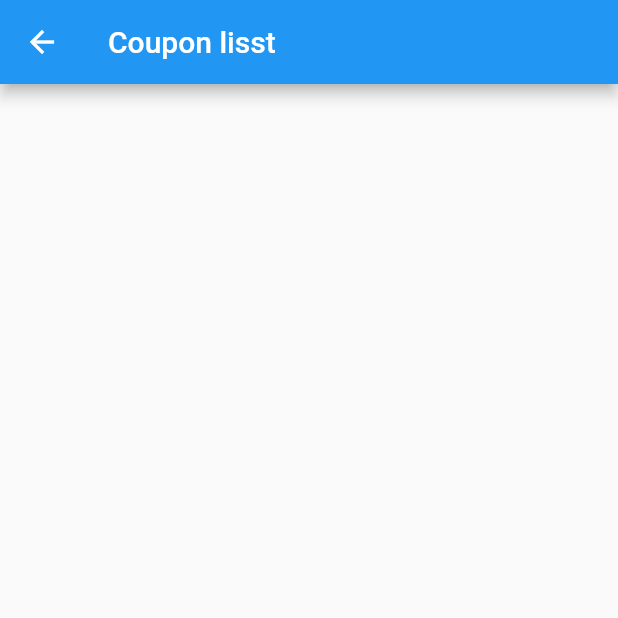
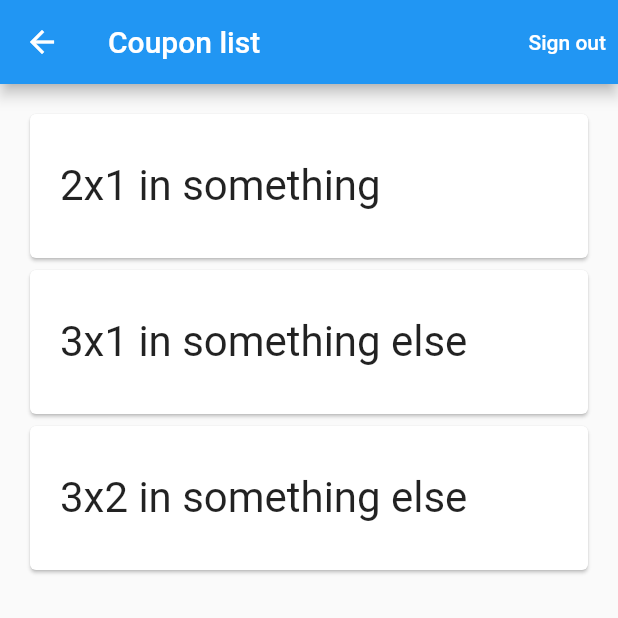
Before and after one commit to holdamapp/holdam-mobile, a Flutter app: the CouponsList screen opened directly, on a phone screen of 412 x 824 dp, the top half of it. Run offline on Flutter 3.47's test engine with Material 2 defaults, Android fonts, the phone set to English and light mode, and no system bars; our stand-ins replace firebase_auth, firebase_core; accounts and stored records are empty.

Commit message:
Adding login

```diff
--- a/lib/constants.dart
+++ b/lib/constants.dart
@@ -5,3 +5,28 @@ import 'package:flutter/material.dart'
 const startButtonKey = Key('start_button');
 const resetButtonKey = Key('reset_button');
 const timerKey = Key('timer_widget');
+
+final coupons = <Coupon>[
+    Coupon(
+        name:'2x1 in something',
+        study_time: 'study_time',
+        expiration: 'expiration',
+    ),
+    Coupon(
+        name:'3x1 in something else',
+        study_time: 'study_time',
+        expiration: 'expiration',
+    ),
+    Coupon(
+        name:'3x2 in something else',
+        study_time: 'study_timee',
+        expiration: 'expiration',
+    ),
+];
+class Coupon {
+    final String name;
+    final String study_time;
+    final String expiration;
+
+    Coupon({required this.name, required this.study_time, required this.expiration});
+}
--- a/lib/main.dart
+++ b/lib/main.dart
@@ -17,7 +17,7 @@ class MyApp extends StatelessWidget {
   @override
   Widget build(BuildContext context) {
     return MaterialApp(
-      title: 'Holdam App Testing',
+      title: 'Holdam App',
       home: const SignInScreen(),
     );
   }
--- a/lib/reusable_widgets/text_field.dart
+++ b/lib/reusable_widgets/text_field.dart
@@ -6,7 +6,7 @@ TextField textField(String text, IconData icon, bool isPasswordType, TextEditing
     obscureText: isPasswordType,
     enableSuggestions: !isPasswordType,
     autocorrect: !isPasswordType,
-    cursorColor: Colors.white,
+    cursorColor: Colors.black.withOpacity(0.9),
     style: TextStyle(color: Colors.white.withOpacity(0.9)),
     decoration: InputDecoration(
       prefixIcon: Icon(
--- a/lib/widget/coupon_list.dart
+++ b/lib/widget/coupon_list.dart
@@ -1,24 +1,39 @@
+import 'package:firebase_auth/firebase_auth.dart';
 import 'package:flutter/material.dart';
+import 'package:holdam_mobile/widget/signin.dart';
 import 'package:holdam_mobile/widget/timer.dart';
-
 import 'package:holdam_mobile/constants.dart';
 
 class _CouponsListState extends State<CouponsList> {
 
-  void navigate_to_timer_screen(){
+  void navigate_to(screen){ //TODO Refactor. Code repeated
     Navigator.push(
       context,
       MaterialPageRoute(
-        builder: (context) => const MyTimer(),
+        builder: (context) => screen,
       ),
     );
   }
 
   @override
   Widget build(BuildContext context) {
+    final ButtonStyle logout_button_style = TextButton.styleFrom(
+      foregroundColor: Theme.of(context).colorScheme.onPrimary,
+    );
     return Scaffold(
       appBar: AppBar(
-        title: const Text('Coupon lisst'),
+        title: const Text('Coupon list'),
+        actions: <Widget>[
+          TextButton( //TODO Refactor. Code repeated
+              style: logout_button_style,
+              onPressed: (){
+                FirebaseAuth.instance.signOut().then(
+                        (value) => navigate_to(const SignInScreen())
+                );
+                },
+              child: const Text("Sign out"),
+          )
+        ],
       ),
       body: ListView.builder(
         padding: const EdgeInsets.all(16.0),
@@ -33,7 +48,7 @@ class _CouponsListState extends State<CouponsList> {
                       style: const TextStyle(fontSize: 28),
                     ),
                     onTap: () {
-                      navigate_to_timer_screen();
+                      navigate_to(const MyTimer());
                     },
                     contentPadding: EdgeInsets.all(20.0),
                   ),
--- a/lib/widget/signin.dart
+++ b/lib/widget/signin.dart
@@ -15,7 +15,7 @@ class SignInScreen extends StatefulWidget {
   _SignInScreenState createState() => _SignInScreenState();
 }
 
-class _SignInScreenState extends State<SignInScreen> {
+class _SignInScreenState extends State<SignInScreen> { //TODO Add animations and validations
   TextEditingController _emailTextController = TextEditingController();
   TextEditingController _passwordTextController = TextEditingController();
   @override
--- a/lib/widget/signup.dart
+++ b/lib/widget/signup.dart
@@ -2,6 +2,7 @@ import 'package:firebase_auth/firebase_auth.dart';
 import 'package:flutter/material.dart';
 import 'package:holdam_mobile/widget/coupon_list.dart';
 
+import '../reusable_widgets/logo_widget.dart';
 import '../reusable_widgets/signin_signup_button.dart';
 import '../reusable_widgets/text_field.dart';
 import '../utils/color_utils.dart';
@@ -13,7 +14,7 @@ class SignUpScreen extends StatefulWidget {
   _SignUpScreenState createState() => _SignUpScreenState();
 }
 
-class _SignUpScreenState extends State<SignUpScreen> {
+class _SignUpScreenState extends State<SignUpScreen> { //TODO Add animations and validations
   TextEditingController _usernameTextController = TextEditingController();
   TextEditingController _emailTextController = TextEditingController();
   TextEditingController _passwordTextController = TextEditingController();
@@ -35,6 +36,7 @@ class _SignUpScreenState extends State<SignUpScreen> {
             padding: EdgeInsets.fromLTRB(20, 120, 20, 0),
             child: Column(
               children: <Widget>[
+                logoWidget("assets/images/Holdam_marca-11.png"),
                 SizedBox(
                   height: 20,
                 ),
```
Also changed, not shown: lib/widget/timer.dart (+32 -2 lines).
